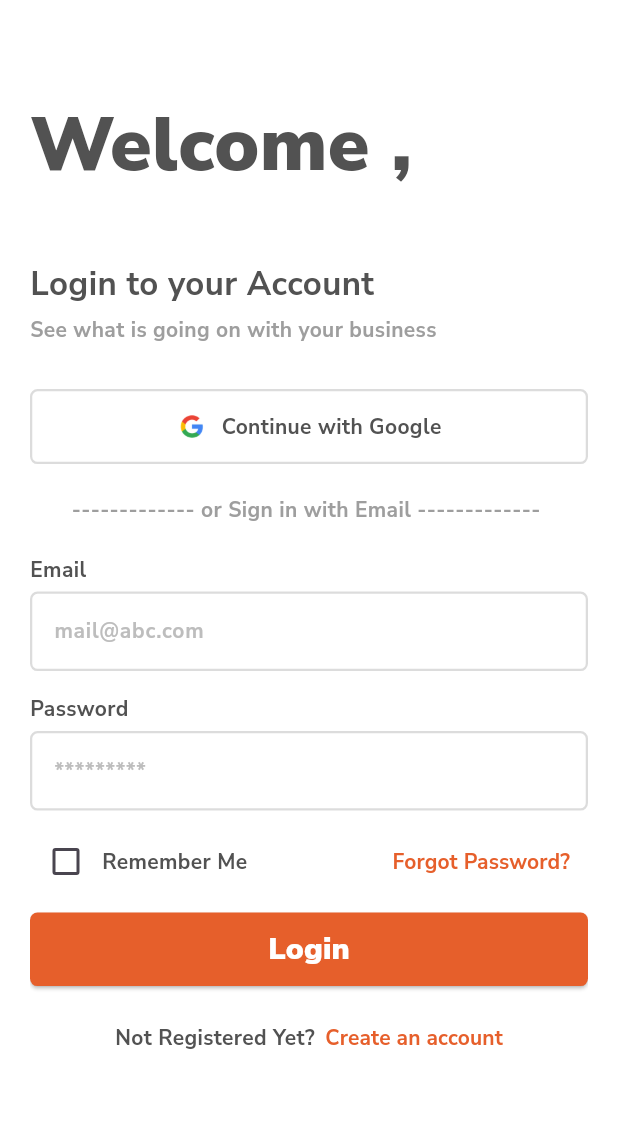
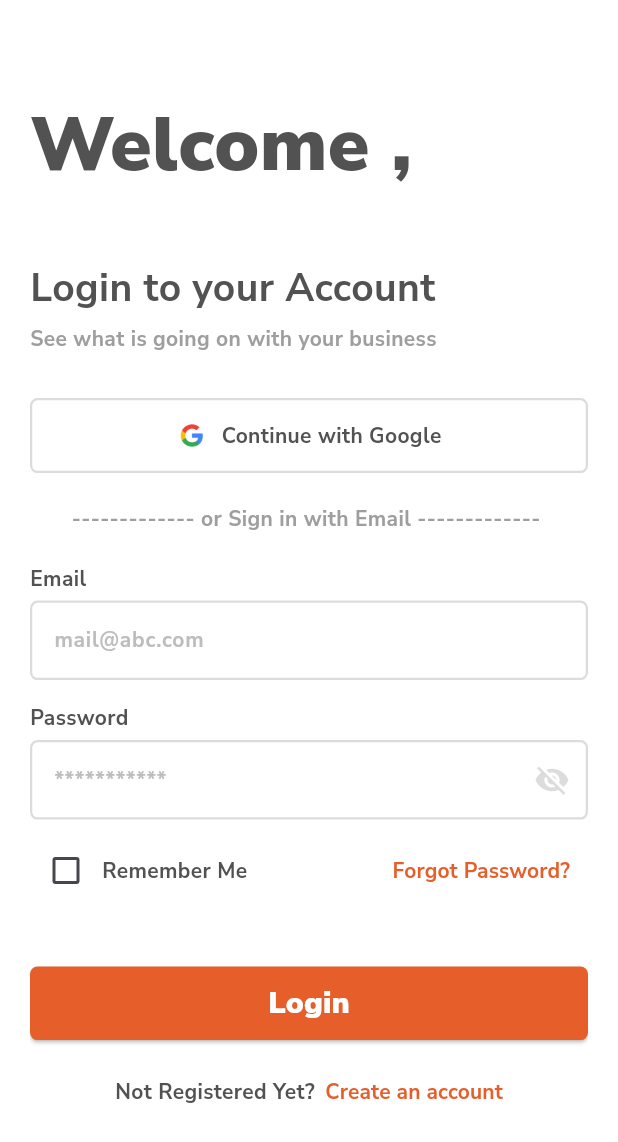
Before and after one commit to TaskTrial/mobile, a Flutter app: the screen it shows after launch, on a phone screen of 412 x 824 dp. Shown: the top 1142 px of the screen. Run offline on Flutter 3.47's test engine with Material 3 defaults, Android fonts, the light colour scheme and no system bars; our stand-ins replace get.

Commit message:
fix : Password Visiblity in login screen

```diff
--- a/lib/app.dart
+++ b/lib/app.dart
@@ -9,6 +9,7 @@ class MyApp extends StatelessWidget {
   Widget build(BuildContext context) {
     return GetMaterialApp(
       debugShowCheckedModeBanner: false,
+      title: 'Task Trial',
       home: LoginScreen(),
     );
   }
--- a/lib/controllers/login_controller.dart
+++ b/lib/controllers/login_controller.dart
@@ -4,21 +4,23 @@ class LoginController extends GetxController {
   final emailController = TextEditingController();
   final passwordController = TextEditingController();
   final isLoading = false.obs;
-  final isPasswordVisible = false.obs;
+  final isPasswordVisible = true.obs;
   final rememberMe = false.obs;
   final formKey = GlobalKey<FormState>();
-  @override void onClose() {
-    emailController.dispose();
-    passwordController.dispose();
-    super.onClose();
-  }
+
+  // @override void onClose() {
+  //   emailController.dispose();
+  //   passwordController.dispose();
+  //   super.onClose();
+  // }
+
   bool toggleRememberMe() {
 
     rememberMe.value = !rememberMe.value;
-    print('Remember Me: ${rememberMe.value}');
     return rememberMe.value;
 
   }
+
   void validateEmail(String value) {
     if (value.isEmpty) {
       Get.snackbar('Error', 'Email cannot be empty');
--- a/lib/views/auth/login_screen.dart
+++ b/lib/views/auth/login_screen.dart
@@ -8,14 +8,15 @@ import 'package:task_trial/widgets/my_text_field.dart';
 import '../../widgets/google_sign_in_ui.dart';
 
 class LoginScreen extends StatelessWidget {
-   LoginScreen({super.key});
+ const LoginScreen({super.key});
 
- final LoginController loginController = LoginController();
+
   @override
   Widget build(BuildContext context) {
 
     double height = MediaQuery.of(context).size.height;
     double width = MediaQuery.of(context).size.width;
+
     return Scaffold(
       body: Container(
         height: height,
@@ -56,14 +57,21 @@ class LoginScreen extends StatelessWidget {
                     hintText: 'mail@abc.com',
                   ),
                   const SizedBox(height: 15),
-                  MyTextField(
+                  GetX<LoginController>(
+                    init: LoginController(),
+                    builder: (controller) => MyTextField(
                     title: 'Password',
-                    hintText: '*********',
-                  ),
+                    hintText: '***********',
+                    isPassword: true,
+                    obscureText: controller.isPasswordVisible.value,
+                      onPressed: () {
+                        controller.togglePasswordVisibility();
+                      },
+                  ),),
                   const SizedBox(height: 10),
                   // forgot password
                   _forgotPassword(),
-                  const SizedBox(height: 10),
+                  const SizedBox(height: 40),
                   AuthButton(onPressed: () {}, title: 'Login'),
                   const SizedBox(height: 10),
                   // sign up
@@ -93,7 +101,7 @@ class LoginScreen extends StatelessWidget {
     return Text(
       'Login to your Account',
       style: TextStyle(
-        fontSize: 22,
+        fontSize: 26,
         fontWeight: FontWeight.bold,
         fontFamily: Constants.primaryFont,
         color: Constants.pageNameColor,
--- a/lib/widgets/my_text_field.dart
+++ b/lib/widgets/my_text_field.dart
@@ -1,20 +1,45 @@
 import 'package:flutter/material.dart';
 import 'package:task_trial/utils/constants.dart';
+
 // generate text field widget
 class MyTextField extends StatelessWidget {
-  const MyTextField({super.key ,
+  const MyTextField({
+    super.key,
     this.title = 'Title',
-    this.hintText = 'hintText',});
-  final String  title;
+    this.hintText = 'hintText',
+    this.obscureText = false,
+    this.isPassword = false,
+    this.onPressed,
+    this.controller,
+    this.validator,
+  });
+  final String title;
   final String hintText;
+  final bool obscureText;
+  final bool isPassword;
+  final VoidCallback? onPressed;
+  final TextEditingController ? controller;
+  final String? Function(String?)?  validator;
   @override
   Widget build(BuildContext context) {
     return Column(
       crossAxisAlignment: CrossAxisAlignment.start,
       children: [
-        Text(title,style: TextStyle(fontSize: 14,fontFamily: Constants.primaryFont,fontWeight: FontWeight.bold,color: Constants.pageNameColor),),
-        SizedBox(height: 5,),
+        Text(
+          title,
+          style: TextStyle(
+              fontSize: 14,
+              fontFamily: Constants.primaryFont,
+              fontWeight: FontWeight.bold,
+              color: Constants.pageNameColor),
+        ),
+        SizedBox(
+          height: 5,
+        ),
         TextFormField(
+          controller: controller,
+          validator: validator,
+          obscureText: obscureText,
           style: TextStyle(
             fontSize: 14,
             color: Constants.pageNameColor,
@@ -22,6 +47,23 @@ class MyTextField extends StatelessWidget {
             fontWeight: FontWeight.bold,
           ),
           decoration: InputDecoration(
+            suffixIcon: isPassword && obscureText
+                ? IconButton(
+                    icon: Icon(
+                      Icons.visibility_off,
+                      color: Constants.pageNameColor.withOpacity(0.2),
+                    ),
+                    onPressed: onPressed,
+                  )
+                : isPassword && !obscureText
+                    ? IconButton(
+                        icon: Icon(
+                          Icons.visibility,
+                          color: Constants.primaryColor.withOpacity(0.2),
+                        ),
+                        onPressed: onPressed,
+                      )
+                    : null,
             hintText: hintText,
             hintStyle: TextStyle(
               color: Colors.grey.shade400,
@@ -29,11 +71,13 @@ class MyTextField extends StatelessWidget {
             ),
             border: OutlineInputBorder(
               borderRadius: BorderRadius.circular(5),
-              borderSide: BorderSide(color: Colors.grey.shade400,width: 5),
+              borderSide: BorderSide(color: Colors.grey.shade400, width: 5),
             ),
             enabledBorder: OutlineInputBorder(
               borderRadius: BorderRadius.circular(5),
-              borderSide: BorderSide(color: Constants.pageNameColor.withOpacity(0.2),width: 1.5),),
+              borderSide: BorderSide(
+                  color: Constants.pageNameColor.withOpacity(0.2), width: 1.5),
+            ),
             focusedBorder: OutlineInputBorder(
               borderRadius: BorderRadius.circular(5),
               borderSide: BorderSide(color: Constants.primaryColor),
```
